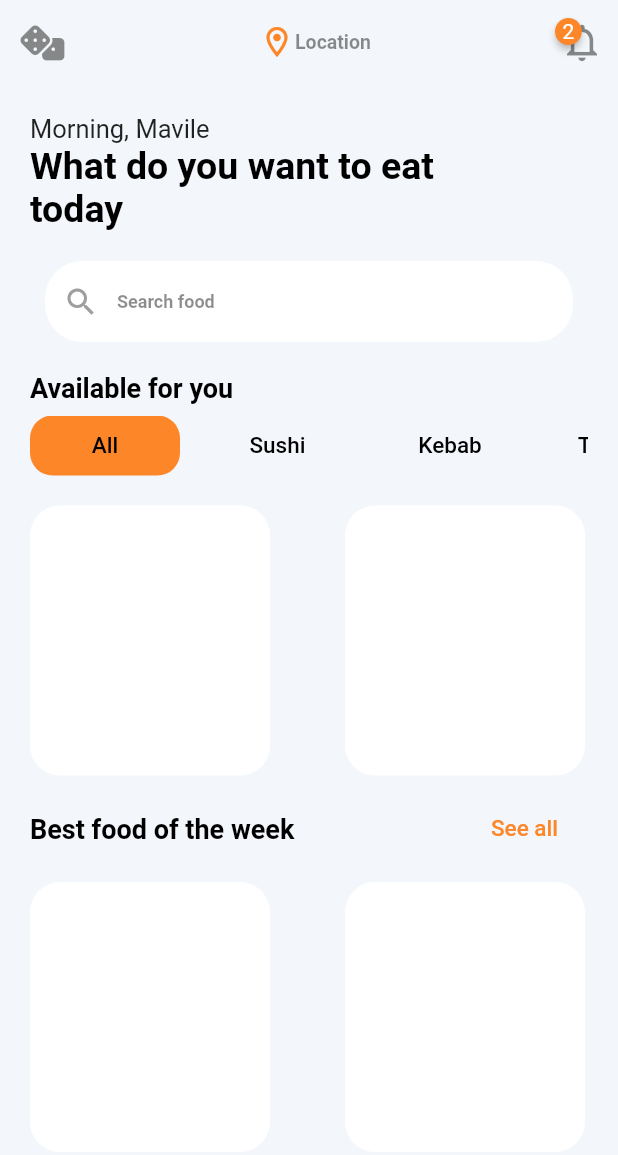
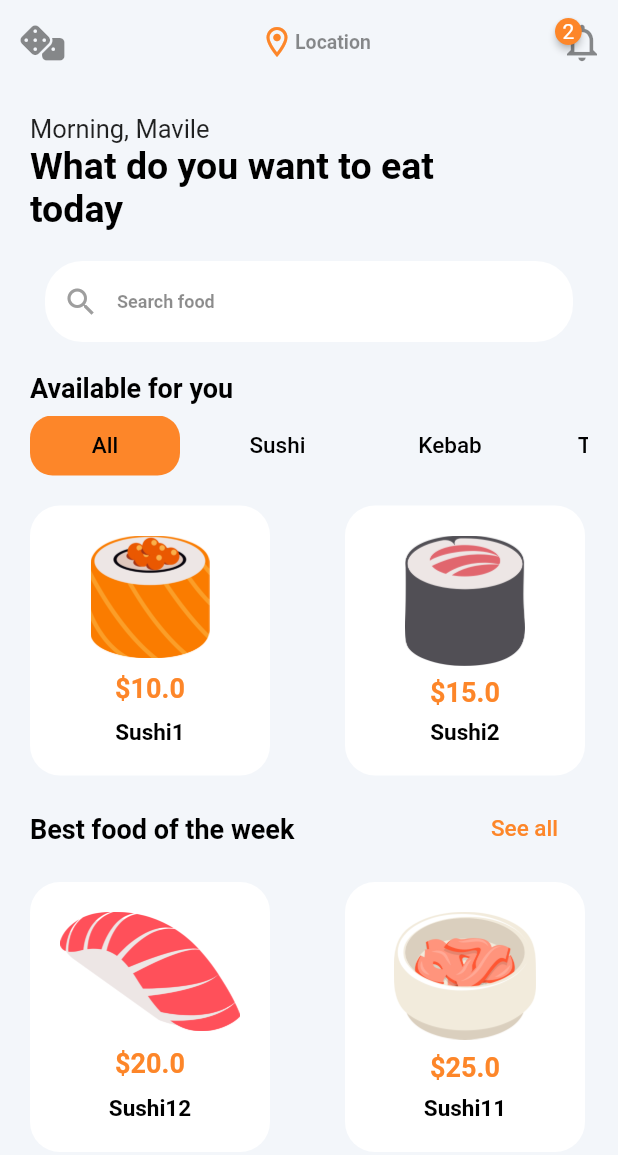
Before and after one commit to BekirovaMavile/Flutter_JapanEat, a Flutter app: the screen it shows after launch, on a phone screen of 412 x 824 dp. Shown: the top 1155 px of the screen. Run offline on Flutter 3.47's test engine with Material 2 defaults, Android fonts, the phone set to English and light mode, and no system bars; drawn by our look-alikes of badges; our stand-ins replace font_awesome_flutter.

Commit message:
Верстка карточки еды

```diff
--- a/lib/ui/screens/food_list_screen.dart
+++ b/lib/ui/screens/food_list_screen.dart
@@ -64,7 +64,7 @@ class FoodListState extends State<FoodList> {
                   ],
                 ),
               ),
-              FoodListView(foods: AppData.foodItems),
+              FoodListView(foods: AppData.foodItems, isReversed: true),
             ],
           ),
         ),
--- a/lib/ui/widgets/food_list_view.dart
+++ b/lib/ui/widgets/food_list_view.dart
@@ -1,6 +1,6 @@
 import 'package:flutter/material.dart';
 import 'package:flutter_japan_eat/ui_kit/app_color.dart';
-
+import '../../ui_kit/app_text_style.dart';
 import '../../data/models/food.dart';
 
 class FoodListView extends StatelessWidget {
@@ -22,13 +22,36 @@ class FoodListView extends StatelessWidget {
           scrollDirection: Axis.horizontal,
           padding: const EdgeInsets.only(top: 20),
           itemBuilder: (_, index) {
-            return Container(
+            Food food = isReversed ? foods.reversed.toList()[index] : foods[index];
+            return GestureDetector(
+                onTap: (){
+                  print('Клик на карточку');
+                },
+            child: Container(
               width: 160,
               decoration: BoxDecoration(
                 color: isDark ?
                 DarkThemeColor.primaryLight : Colors.white,
                 borderRadius: const BorderRadius.all(Radius.circular(20)),
               ),
+                child: Padding(
+                  padding: const EdgeInsets.all(20),
+                  child: Column(
+                    mainAxisAlignment: MainAxisAlignment.spaceBetween,
+                    children: [
+                      Image.asset(food.image, scale: 6),
+                      Text(
+                        "\$${food.price}",
+                        style: AppTextStyle.h3Style.copyWith(color: LightThemeColor.accent),
+                      ),
+                      Text(
+                        food.name,
+                        style: Theme.of(context).textTheme.headlineMedium?.copyWith(fontWeight: FontWeight.bold),
+                      ),
+                    ],
+                  ),
+                )
+            ),
             );
           },
           separatorBuilder: (_, __) {
```
